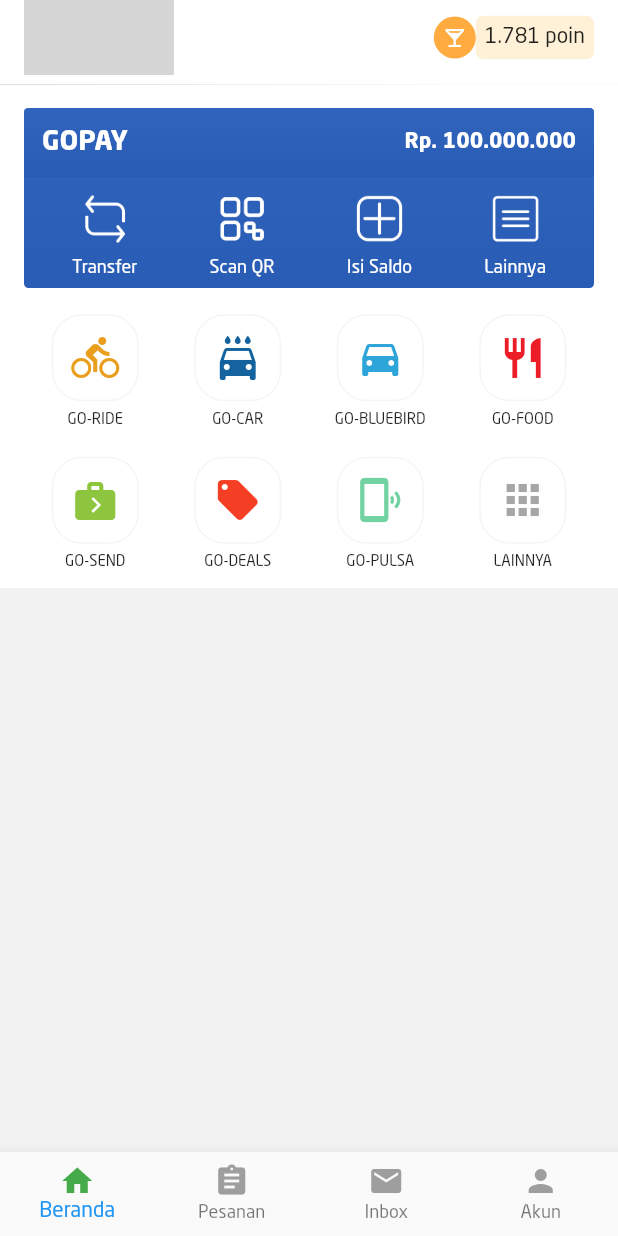
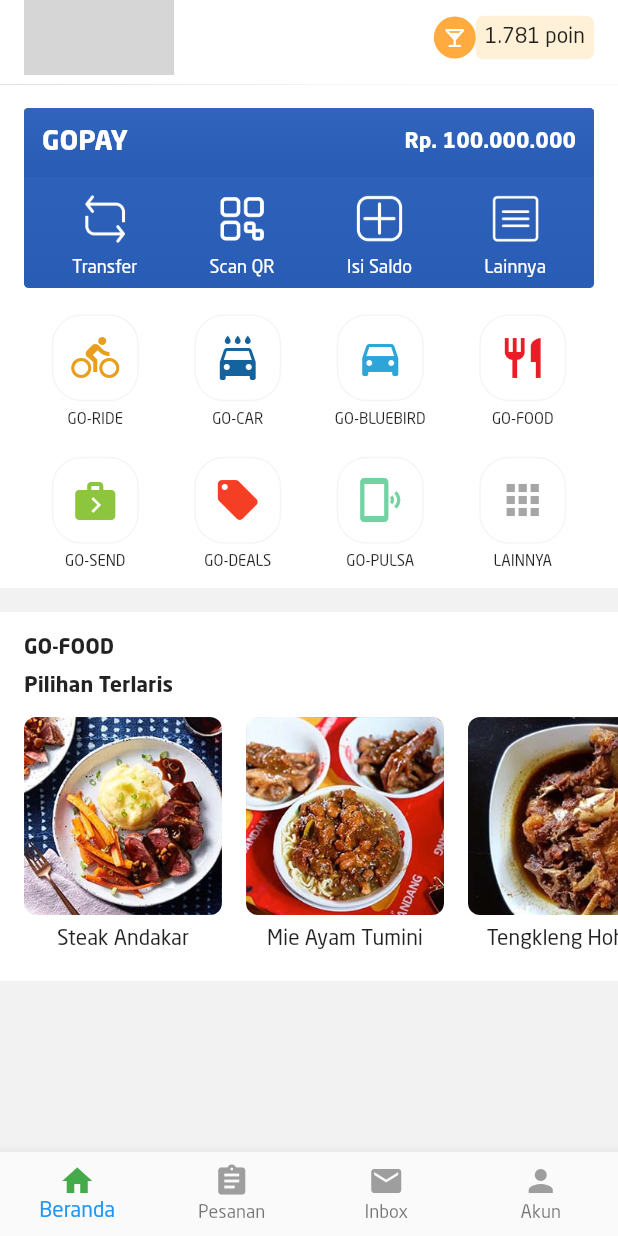
Before and after one commit to ainarrasyid/flutter-landingGojek, a Flutter app: the screen it shows after launch, on a phone screen of 412 x 824 dp. Run offline on Flutter 3.47's test engine with Material 2 defaults, Android fonts, the phone set to English and light mode, and no system bars; grey boxes are pictures that could not be loaded.

Commit message:
menambah tampilan rekomendasi GO FOOD

```diff
--- a/lib/beranda/beranda_model.dart
+++ b/lib/beranda/beranda_model.dart
@@ -7,3 +7,9 @@ class GojekService {
 
   GojekService({this.image, this.title, this.color});
 }
+
+class Food {
+  String title;
+  String image;
+  Food({this.title, this.image});
+}
--- a/lib/beranda/beranda_view.dart
+++ b/lib/beranda/beranda_view.dart
@@ -2,6 +2,9 @@ import 'package:flutter/material.dart';
 import 'package:gojek/beranda/beranda_gojek_appbar.dart';
 import 'package:gojek/constant.dart';
 import 'package:gojek/beranda/beranda_model.dart';
+
+List<GojekService> _gojekServiceList = [];
+List<Food> _goFoodFeaturedList = [];
 
 class BerandaPage extends StatefulWidget {
   @override
@@ -155,6 +158,39 @@ class _BuildGojekServicesMenu extends StatelessWidget {
   }
 }
 
+class _BuildGoFoodFeatured extends StatelessWidget {
+  @override
+  Widget build(BuildContext context) {
+    return Container(
+        padding: EdgeInsets.fromLTRB(16.0, 16.0, 0.0, 16.0),
+        child: Column(
+          crossAxisAlignment: CrossAxisAlignment.stretch,
+          children: <Widget>[
+            Text(
+              "GO-FOOD",
+              style: TextStyle(fontFamily: "NeoSansBold"),
+            ),
+            Padding(padding: EdgeInsets.only(top: 8.0)),
+            Text(
+              "Pilihan Terlaris",
+              style: TextStyle(fontFamily: "NeoSansBold"),
+            ),
+            SizedBox(
+              height: 172.0,
+              child: ListView.builder(
+                  itemCount: _goFoodFeaturedList.length,
+                  padding: EdgeInsets.only(top: 12.0),
+                  physics: ClampingScrollPhysics(),
+                  scrollDirection: Axis.horizontal,
+                  itemBuilder: (context, index) {
+                    return _RowGoFoodFeatured(_goFoodFeaturedList[index]);
+                  }),
+            ),
+          ],
+        ));
+  }
+}
+
 // class RowGojekService extends StatefulWidget {
 //   RowGojekService(this.gojekService);
 //   final GojekService gojekService;
@@ -190,7 +226,30 @@ class _RowGojekService extends StatelessWidget {
   }
 }
 
-List<GojekService> _gojekServiceList = [];
+class _RowGoFoodFeatured extends StatelessWidget {
+  _RowGoFoodFeatured(this.food);
+  final Food food;
+  @override
+  Widget build(BuildContext context) {
+    return Container(
+      margin: EdgeInsets.only(right: 16.0),
+      child: Column(
+        children: <Widget>[
+          ClipRRect(
+            borderRadius: BorderRadius.circular(8.0),
+            child: Image.asset(
+              food.image,
+              width: 132.0,
+              height: 132.0,
+            ),
+          ),
+          Padding(padding: EdgeInsets.only(top: 8.0)),
+          Text(food.title)
+        ],
+      ),
+    );
+  }
+}
 
 class _BerandaPageState extends State<BerandaPage> {
   @override
@@ -237,6 +296,17 @@ class _BerandaPageState extends State<BerandaPage> {
         title: "GO-MART"));
     _gojekServiceList.add(GojekService(
         image: Icons.local_play, color: GojekPalette.menuTix, title: "GO-TIX"));
+
+    _goFoodFeaturedList
+        .add(Food(title: "Steak Andakar", image: "assets/images/food_1.jpg"));
+    _goFoodFeaturedList
+        .add(Food(title: "Mie Ayam Tumini", image: "assets/images/food_2.jpg"));
+    _goFoodFeaturedList
+        .add(Food(title: "Tengkleng Hohah", image: "assets/images/food_3.jpg"));
+    _goFoodFeaturedList
+        .add(Food(title: "Warung Steak", image: "assets/images/food_4.jpg"));
+    _goFoodFeaturedList.add(
+        Food(title: "Kindai Warung Banjar", image: "assets/images/food_5.jpg"));
   }
 
   @override
@@ -258,6 +328,13 @@ class _BerandaPageState extends State<BerandaPage> {
                       _BuildGojekServicesMenu()
                     ],
                   )),
+              Container(
+                color: Colors.white,
+                margin: EdgeInsets.only(top: 16.0),
+                child: Column(
+                  children: <Widget>[_BuildGoFoodFeatured()],
+                ),
+              )
             ],
           ),
         ),
--- a/pubspec.yaml
+++ b/pubspec.yaml
@@ -51,6 +51,11 @@ flutter:
     - assets/icons/icon_saldo.png
     - assets/icons/icon_scan.png
     - assets/icons/icon_transfer.png
+    - assets/images/food_1.jpg
+    - assets/images/food_2.jpg
+    - assets/images/food_3.jpg
+    - assets/images/food_4.jpg
+    - assets/images/food_5.jpg
 
   # An image asset can refer to one or more resolution-specific "variants", see
   # https://flutter.dev/assets-and-images/#resolution-aware.
```
Also changed, not shown: assets/images/food_1.jpg (added), assets/images/food_2.jpg (added), assets/images/food_3.jpg (added), assets/images/food_4.jpg (added), assets/images/food_5.jpg (added).
